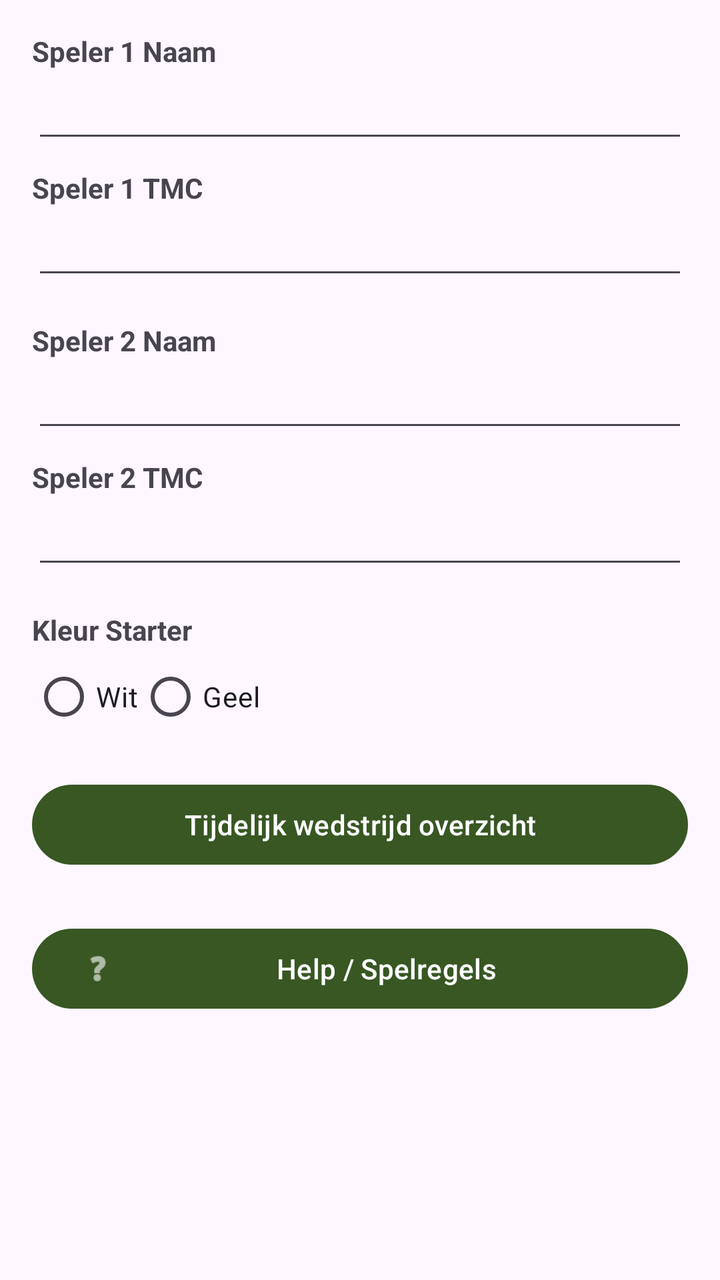
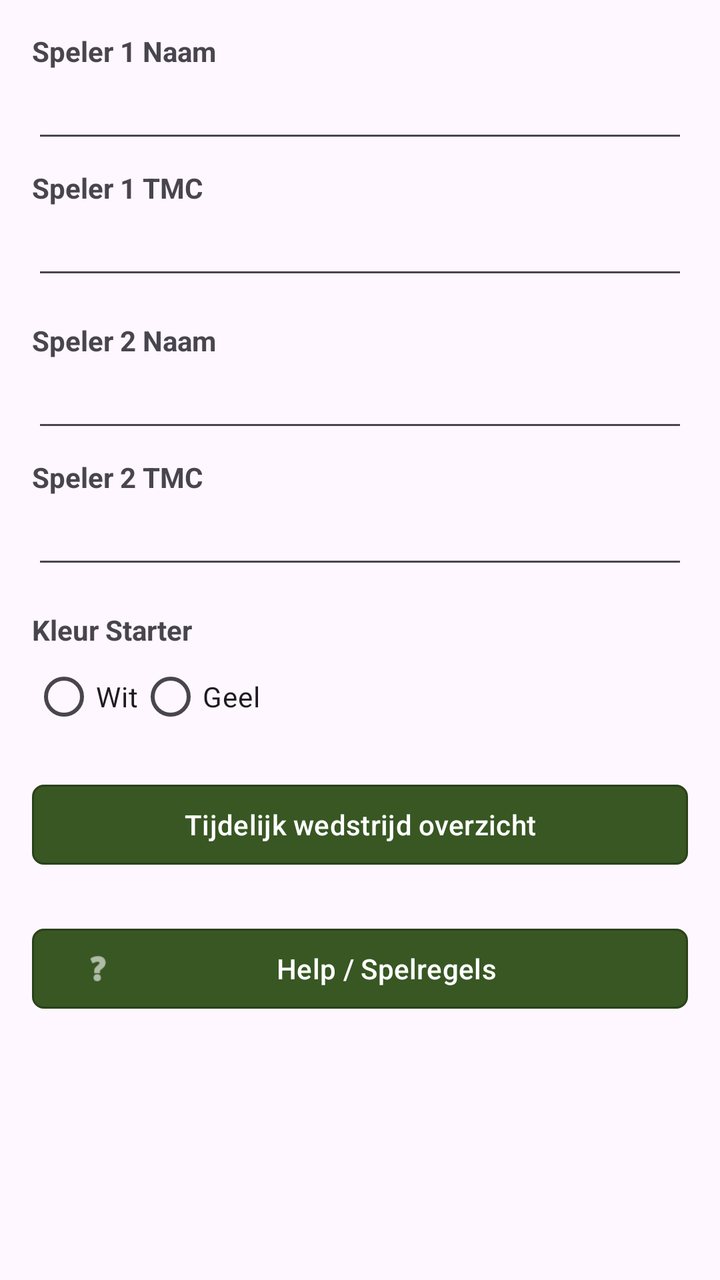

Two renders of the same Android screen: before a commit and after it. Below are the layout's source before the change and the commit's diff.
<!-- AndroidManifest.xml: application theme Theme.ScoreKrijtApp -->
<!-- res/layout/dialog_global_settings.xml -->
﻿<?xml version="1.0" encoding="utf-8"?>
<ScrollView xmlns:android="http://schemas.android.com/apk/res/android"
    xmlns:app="http://schemas.android.com/apk/res-auto"
    android:layout_width="match_parent"
    android:layout_height="wrap_content"
    android:padding="16dp">

    <LinearLayout
        android:layout_width="match_parent"
        android:layout_height="wrap_content"
        android:orientation="vertical">

        <TextView
            android:layout_width="match_parent"
            android:layout_height="wrap_content"
            android:text="Speler 1 Naam"
            android:textStyle="bold" />

        <EditText
            android:id="@+id/et_p1_name"
            android:maxLength="14"
            android:layout_width="match_parent"
            android:layout_height="wrap_content"
            android:inputType="textPersonName" />

        <TextView
            android:layout_width="match_parent"
            android:layout_height="wrap_content"
            android:layout_marginTop="8dp"
            android:text="Speler 1 TMC"
            android:textStyle="bold" />

        <EditText
            android:id="@+id/et_p1_tmc"
            android:layout_width="match_parent"
            android:layout_height="wrap_content"
            android:inputType="number" />

        <TextView
            android:layout_width="match_parent"
            android:layout_height="wrap_content"
            android:layout_marginTop="16dp"
            android:text="Speler 2 Naam"
            android:textStyle="bold" />

        <EditText
            android:id="@+id/et_p2_name"
            android:maxLength="14"
            android:layout_width="match_parent"
            android:layout_height="wrap_content"
            android:inputType="textPersonName" />

        <TextView
            android:layout_width="match_parent"
            android:layout_height="wrap_content"
            android:layout_marginTop="8dp"
            android:text="Speler 2 TMC"
            android:textStyle="bold" />

        <EditText
            android:id="@+id/et_p2_tmc"
            android:layout_width="match_parent"
            android:layout_height="wrap_content"
            android:inputType="number" />

        <TextView
            android:layout_width="match_parent"
            android:layout_height="wrap_content"
            android:layout_marginTop="16dp"
            android:text="Kleur Starter"
            android:textStyle="bold" />

        <RadioGroup
            android:id="@+id/rg_start_color"
            android:layout_width="match_parent"
            android:layout_height="wrap_content"
            android:orientation="horizontal">

            <RadioButton
                android:id="@+id/rb_color_white"
                android:layout_width="wrap_content"
                android:layout_height="wrap_content"
                android:text="Wit" />

            <RadioButton
                android:id="@+id/rb_color_yellow"
                android:layout_width="wrap_content"
                android:layout_height="wrap_content"
                android:text="Geel" />
        </RadioGroup>
        <com.google.android.material.button.MaterialButton
            android:id="@+id/btn_temp_summary"
            android:layout_width="match_parent"
            android:layout_height="wrap_content"
            android:layout_marginTop="16dp"
            android:text="Tijdelijk wedstrijd overzicht" />

        <com.google.android.material.button.MaterialButton
            android:id="@+id/btn_open_help"
            android:layout_width="match_parent"
            android:layout_height="wrap_content"
            android:layout_marginTop="24dp"
            android:text="@string/help_menu_label"
            app:icon="@android:drawable/ic_menu_help" />

        <LinearLayout
            android:id="@+id/sk_box_sync_actions"
            android:layout_width="match_parent"
            android:layout_height="wrap_content"
            android:layout_marginTop="8dp"
            android:orientation="horizontal"
            android:visibility="gone">

            <Button
                android:id="@+id/btn_sk_box_settings_dialog"
                android:layout_width="0dp"
                android:layout_height="wrap_content"
                android:layout_weight="1"
                android:text="Instellingen\nSK-Box"
                android:textSize="10sp" />

            <Button
                android:id="@+id/btn_sync_to_sk_box"
                android:layout_width="0dp"
                android:layout_height="wrap_content"
                android:layout_weight="1"
                android:text="Synchroniseer\nnaar SK-Box"
                android:textSize="10sp" />

            <Button
                android:id="@+id/btn_sync_from_sk_box"
                android:layout_width="0dp"
                android:layout_height="wrap_content"
                android:layout_weight="1"
                android:text="Synchroniseer\nvan SK-Box"
                android:textSize="10sp" />
        </LinearLayout>

    </LinearLayout>
</ScrollView>
<!-- resources referenced by this layout -->
<resources>
  <string name="help_menu_label">Help / Spelregels</string>
  <style name="Theme.ScoreKrijtApp" parent="Base.Theme.ScoreKrijtApp" />
  <style name="Base.Theme.ScoreKrijtApp" parent="Theme.Material3.Light.NoActionBar">
          
          <item name="colorPrimary">@color/edit_green</item>
          <item name="colorOnPrimary">@color/white</item>
          <item name="colorPrimaryContainer">#D1E8C5</item>
          <item name="colorOnPrimaryContainer">@color/edit_green</item>
  
          
          <item name="colorSecondary">@color/stats_green</item>
          <item name="colorOnSecondary">@color/white</item>
          <item name="colorSecondaryContainer">#E8F5E9</item>
          <item name="colorOnSecondaryContainer">@color/stats_green</item>
  
          
          <item name="colorTertiary">#2E7D32</item>
          <item name="colorOnTertiary">@color/white</item>
          <item name="colorTertiaryContainer">#C8E6C9</item>
          <item name="colorOnTertiaryContainer">#1B5E20</item>
  
          
          <item name="android:statusBarColor">@color/edit_green</item>
      </style>
  <color name="edit_green">#385723</color>
  <color name="white">#FFFFFFFF</color>
  <color name="stats_green">#548235</color>
</resources>

<!-- the commit's change to res/layout/dialog_global_settings.xml (unified diff, before → after) -->
@@ -114,26 +114,32 @@
             <Button
                 android:id="@+id/btn_sk_box_settings_dialog"
                 android:layout_width="0dp"
-                android:layout_height="wrap_content"
+                android:layout_height="match_parent"
                 android:layout_weight="1"
                 android:text="Instellingen\nSK-Box"
-                android:textSize="10sp" />
+                android:lines="2"
+                android:paddingHorizontal="2dp"
+                android:textSize="11sp" />
 
             <Button
                 android:id="@+id/btn_sync_to_sk_box"
                 android:layout_width="0dp"
-                android:layout_height="wrap_content"
+                android:layout_height="match_parent"
                 android:layout_weight="1"
                 android:text="Synchroniseer\nnaar SK-Box"
-                android:textSize="10sp" />
+                android:lines="2"
+                android:paddingHorizontal="2dp"
+                android:textSize="11sp" />
 
             <Button
                 android:id="@+id/btn_sync_from_sk_box"
                 android:layout_width="0dp"
-                android:layout_height="wrap_content"
+                android:layout_height="match_parent"
                 android:layout_weight="1"
                 android:text="Synchroniseer\nvan SK-Box"
-                android:textSize="10sp" />
+                android:lines="2"
+                android:paddingHorizontal="2dp"
+                android:textSize="11sp" />
         </LinearLayout>
 
     </LinearLayout>
<!-- resource entries referenced after the edit -->
@@ -23,9 +23,35 @@
   
           
           <item name="android:statusBarColor">@color/edit_green</item>
+  
+          
+          <item name="materialButtonStyle">@style/Widget.ScoreKrijt.Button</item>
+  
+          
+          <item name="alertDialogTheme">@style/ThemeOverlay.ScoreKrijt.AlertDialog</item>
+          <item name="materialAlertDialogTheme">@style/ThemeOverlay.ScoreKrijt.AlertDialog</item>
       </style>
   <color name="edit_green">#385723</color>
   <color name="white">#FFFFFFFF</color>
   <color name="stats_green">#548235</color>
+  <style name="Widget.ScoreKrijt.Button" parent="Widget.Material3.Button">
+          <item name="shapeAppearance">@style/ShapeAppearance.ScoreKrijt.Button</item>
+          
+          <item name="android:stateListAnimator">@animator/button_relief</item>
+          <item name="strokeColor">#40000000</item>
+          <item name="strokeWidth">1dp</item>
+      </style>
+  <style name="ThemeOverlay.ScoreKrijt.AlertDialog" parent="ThemeOverlay.Material3.MaterialAlertDialog">
+          <item name="buttonBarPositiveButtonStyle">@style/Widget.ScoreKrijt.Button.Dialog</item>
+          <item name="buttonBarNegativeButtonStyle">@style/Widget.ScoreKrijt.Button.Dialog</item>
+          <item name="buttonBarNeutralButtonStyle">@style/Widget.ScoreKrijt.Button.Dialog</item>
+      </style>
+  <style name="ShapeAppearance.ScoreKrijt.Button" parent="">
+          <item name="cornerFamily">rounded</item>
+          <item name="cornerSize">6dp</item>
+      </style>
+  <style name="Widget.ScoreKrijt.Button.Dialog" parent="Widget.Material3.Button.TextButton.Dialog">
+          <item name="shapeAppearance">@style/ShapeAppearance.ScoreKrijt.Button</item>
+      </style>
 </resources>
 
